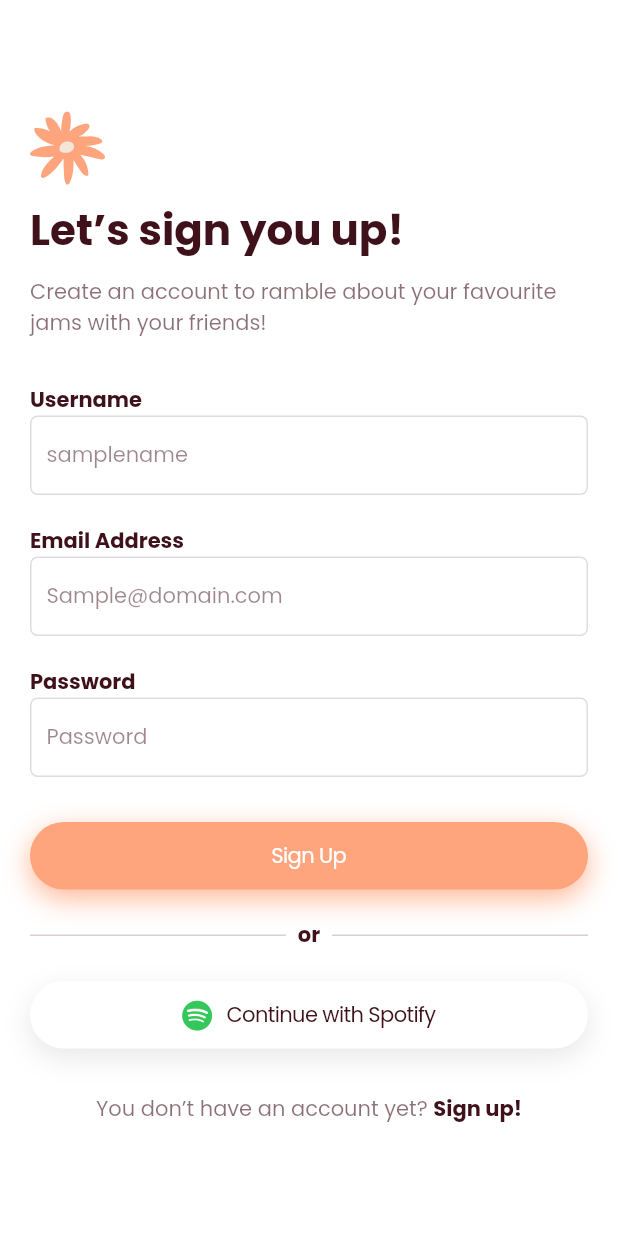
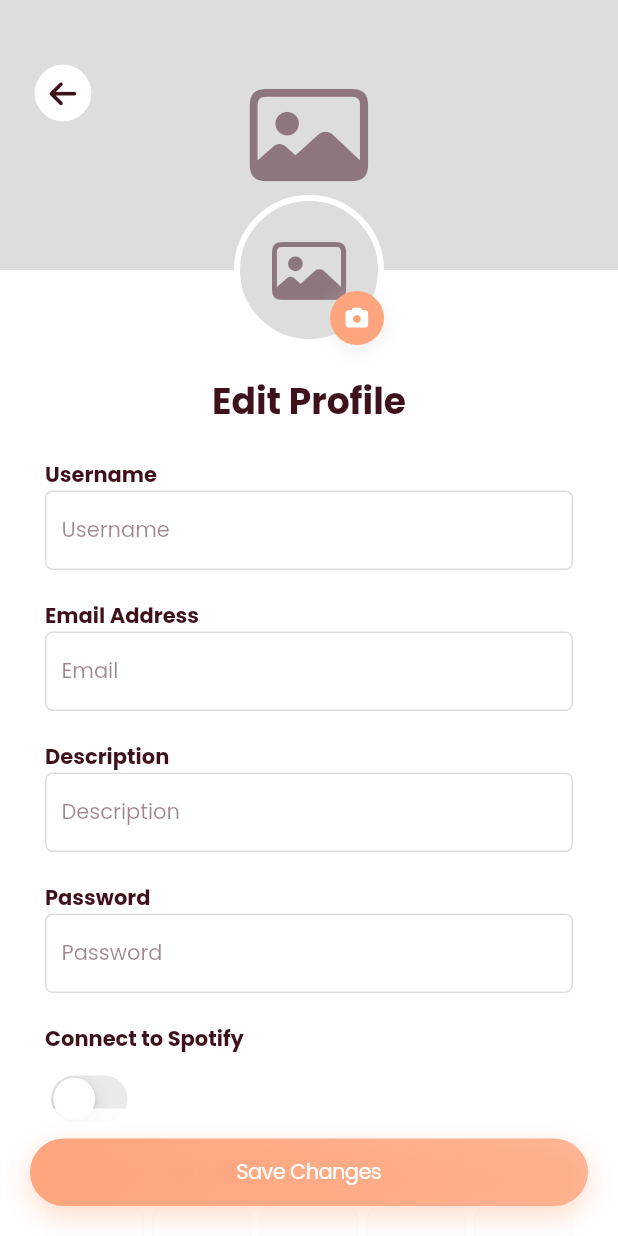
Before and after one commit to diogogomesaraujo/Jamble, a Flutter app: the screen it shows after launch, on a phone screen of 412 x 824 dp. Run offline on Flutter 3.47's test engine with Material 3 defaults, Android fonts, the phone set to English and light mode, and no system bars; our stand-ins replace device_info_plus, flutter_svg, font_awesome_flutter, google_fonts.

Commit message:
edit profile page frontend
may require fine tunning but overall nice

```diff
--- a/jamble/lib/main.dart
+++ b/jamble/lib/main.dart
@@ -1,4 +1,5 @@
 import 'package:flutter/cupertino.dart';
+import 'package:frontend/screens/edit_profile_screen.dart';
 import 'package:frontend/screens/login_screen.dart';
 import 'package:frontend/screens/signup_screen.dart';
 import 'package:google_fonts/google_fonts.dart'; // Import Google Fonts for Poppins
@@ -16,13 +17,13 @@ class MyApp extends StatelessWidget {
       debugShowCheckedModeBanner: false,
       theme: CupertinoThemeData(
         brightness: Brightness.light,
-        primaryColor: const Color(0xFFF4A261),
+        primaryColor: const Color(0xFFFEA57D),
         textTheme: CupertinoTextThemeData(
           primaryColor: const Color(0xFF3E111B),
           textStyle: GoogleFonts.poppins(), // Use Poppins font globally
         ),
       ),
-      home: SignUpScreen(),
+      home: EditProfileScreen(),
     );
   }
 }
--- /dev/null
+++ b/jamble/lib/screens/edit_profile_screen.dart
@@ -0,0 +1,353 @@
+import 'package:flutter/cupertino.dart';
+import 'package:flutter/material.dart';
+import 'package:font_awesome_flutter/font_awesome_flutter.dart';
+
+// Define colors based on the provided palette
+const Color darkRed = Color(0xFF3E111B);
+const Color grey = Color(0xFFDDDDDD);
+const Color peach = Color(0xFFFEA57D);
+const Color white100 = Color(0xFFFFFFFF);
+
+class EditProfileScreen extends StatefulWidget {
+  @override
+  _EditProfileScreenState createState() => _EditProfileScreenState();
+}
+
+class _EditProfileScreenState extends State<EditProfileScreen> {
+  TextEditingController _usernameController = TextEditingController();
+  TextEditingController _emailController = TextEditingController();
+  TextEditingController _descriptionController = TextEditingController();
+  TextEditingController _passwordController = TextEditingController();
+  bool isSpotifyConnected = false;
+
+  @override
+  Widget build(BuildContext context) {
+    return CupertinoPageScaffold(
+      child: Stack(
+        children: [
+          // Scrollable content
+          SingleChildScrollView(
+            child: Column(
+              children: [
+                // Wallpaper and avatar
+                Stack(
+                  clipBehavior: Clip.none,
+                  children: [
+                    // Wallpaper
+                    Container(
+                      width: MediaQuery.of(context).size.width,
+                      height: 180,
+                      color: grey,
+                      child: Icon(
+                        CupertinoIcons.photo,
+                        size: 80,
+                        color: darkRed.withOpacity(0.5),
+                      ),
+                    ),
+                    // Avatar overlapping the wallpaper
+                    Positioned(
+                      bottom: -50,
+                      left: MediaQuery.of(context).size.width / 2 - 50,
+                      child: Stack(
+                        children: [
+                          Container(
+                            width: 100,
+                            height: 100,
+                            decoration: BoxDecoration(
+                              shape: BoxShape.circle,
+                              color: grey,
+                              border: Border.all(color: white100, width: 4), // White border
+                            ),
+                            child: Icon(
+                              CupertinoIcons.photo,
+                              size: 50,
+                              color: darkRed.withOpacity(0.5),
+                            ),
+                          ),
+                          // Camera icon
+                          Positioned(
+                            bottom: 0,
+                            right: 0,
+                            child: Container(
+                              width: 36,
+                              height: 36,
+                              decoration: BoxDecoration(
+                                shape: BoxShape.circle,
+                                color: peach,
+                                boxShadow: [
+                                  BoxShadow(
+                                    color: grey.withOpacity(0.5),
+                                    blurRadius: 10,
+                                    offset: Offset(0, 4),
+                                  ),
+                                ],
+                              ),
+                              child: Center(
+                                child: FaIcon(
+                                  FontAwesomeIcons.camera,
+                                  color: white100,
+                                  size: 15,
+                                ),
+                              ),
+                            ),
+                          ),
+                        ],
+                      ),
+                    ),
+                    // Back button
+                    Positioned(
+                      top: 40,
+                      left: 20,
+                      child: CupertinoButton(
+                        padding: EdgeInsets.zero,
+                        child: Container(
+                          decoration: BoxDecoration(
+                            color: white100,
+                            shape: BoxShape.circle,
+                            boxShadow: [
+                              BoxShadow(
+                                color: grey.withOpacity(0.5),
+                                blurRadius: 10,
+                                offset: Offset(0, 4),
+                              ),
+                            ],
+                          ),
+                          padding: const EdgeInsets.all(10.0),
+                          child: FaIcon(
+                            FontAwesomeIcons.arrowLeft,
+                            color: darkRed,
+                          ),
+                        ),
+                        onPressed: () {
+                          Navigator.of(context).pop();
+                        },
+                      ),
+                    ),
+                  ],
+                ),
+                SizedBox(height: 70), // Gap to account for the avatar overlap
+
+                // Edit Profile section title
+                Center(
+                  child: Text(
+                    "Edit Profile",
+                    style: TextStyle(
+                      fontFamily: 'Poppins',
+                      fontWeight: FontWeight.bold,
+                      fontSize: 24,
+                      color: darkRed,
+                    ),
+                  ),
+                ),
+                SizedBox(height: 20),
+
+                // Form fields
+                Padding(
+                  padding: const EdgeInsets.symmetric(horizontal: 30.0),
+                  child: Column(
+                    crossAxisAlignment: CrossAxisAlignment.start, // Left-aligned text
+                    children: [
+                      // Username
+                      Text(
+                        "Username",
+                        style: TextStyle(
+                          fontFamily: 'Poppins',
+                          fontWeight: FontWeight.bold,
+                          color: darkRed,
+                        ),
+                      ),
+                      CupertinoTextField(
+                        controller: _usernameController,
+                        placeholder: "Username",
+                        padding: EdgeInsets.symmetric(vertical: 15, horizontal: 10),
+                        placeholderStyle: TextStyle(
+                          color: darkRed.withOpacity(0.5),
+                        ),
+                        style: TextStyle(color: darkRed),
+                        decoration: BoxDecoration(
+                          border: Border.all(color: grey),
+                          borderRadius: BorderRadius.circular(5),
+                        ),
+                      ),
+                      SizedBox(height: 20),
+
+                      // Email
+                      Text(
+                        "Email Address",
+                        style: TextStyle(
+                          fontFamily: 'Poppins',
+                          fontWeight: FontWeight.bold,
+                          color: darkRed,
+                        ),
+                      ),
+                      CupertinoTextField(
+                        controller: _emailController,
+                        placeholder: "Email",
+                        padding: EdgeInsets.symmetric(vertical: 15, horizontal: 10),
+                        placeholderStyle: TextStyle(
+                          color: darkRed.withOpacity(0.5),
+                        ),
+                        style: TextStyle(color: darkRed),
+                        decoration: BoxDecoration(
+                          border: Border.all(color: grey),
+                          borderRadius: BorderRadius.circular(5),
+                        ),
+                      ),
+                      SizedBox(height: 20),
+
+                      // Description
+                      Text(
+                        "Description",
+                        style: TextStyle(
+                          fontFamily: 'Poppins',
+                          fontWeight: FontWeight.bold,
+                          color: darkRed,
+                        ),
+                      ),
+                      CupertinoTextField(
+                        controller: _descriptionController,
+                        placeholder: "Description",
+                        padding: EdgeInsets.symmetric(vertical: 15, horizontal: 10),
+                        placeholderStyle: TextStyle(
+                          color: darkRed.withOpacity(0.5),
+                        ),
+                        style: TextStyle(color: darkRed),
+                        decoration: BoxDecoration(
+                          border: Border.all(color: grey),
+                          borderRadius: BorderRadius.circular(5),
+                        ),
+                      ),
+                      SizedBox(height: 20),
+
+                      // Password
+                      Text(
+                        "Password",
+                        style: TextStyle(
+                          fontFamily: 'Poppins',
+                          fontWeight: FontWeight.bold,
+                          color: darkRed,
+                        ),
+                      ),
+                      CupertinoTextField(
+                        controller: _passwordController,
+                        obscureText: true, // Hide password input
+                        placeholder: "Password",
+                        padding: EdgeInsets.symmetric(vertical: 15, horizontal: 10),
+                        placeholderStyle: TextStyle(
+                          color: darkRed.withOpacity(0.5),
+                        ),
+                        style: TextStyle(color: darkRed),
+                        decoration: BoxDecoration(
+                          border: Border.all(color: grey),
+                          borderRadius: BorderRadius.circular(5),
+                        ),
+                      ),
+                      SizedBox(height: 20),
+
+                      // Spotify connection toggle
+                      Text(
+                        "Connect to Spotify",
+                        style: TextStyle(
+                          fontFamily: 'Poppins',
+                          fontWeight: FontWeight.bold,
+                          color: darkRed,
+                        ),
+                      ),
+                      SizedBox(height: 10),
+                      CupertinoSwitch(
+                        value: isSpotifyConnected,
+                        onChanged: (bool value) {
+                          setState(() {
+                            isSpotifyConnected = value;
+                          });
+                        },
+                        activeColor: peach,
+                      ),
+                      SizedBox(height: 20),
+
+                      // Favourite Albums section
+                      Text(
+                        "Favourite Albums",
+                        style: TextStyle(
+                          fontFamily: 'Poppins',
+                          fontWeight: FontWeight.bold,
+                          color: darkRed,
+                        ),
+                      ),
+                      SizedBox(height: 10),
+
+                      // Row for album containers with square dimensions and adjusted spacing
+                      Row(
+                        mainAxisAlignment: MainAxisAlignment.spaceBetween, // Stretch across the screen
+                        children: List.generate(5, (index) {
+                          return Container(
+                            width: MediaQuery.of(context).size.width * 0.16, // Set width to ensure square shape
+                            height: MediaQuery.of(context).size.width * 0.16, // Set height equal to width for square
+                            decoration: BoxDecoration(
+                              borderRadius: BorderRadius.circular(10), // Make sure the corners are rounded like in the image
+                              border: Border.all(color: grey),
+                              color: grey.withOpacity(0.2),
+                            ),
+                            child: Icon(
+                              CupertinoIcons.add, // Use the plus icon
+                              color: darkRed.withOpacity(0.5),
+                            ),
+                          );
+                        }),
+                      ),
+                      SizedBox(height: 80),
+                    ],
+                  ),
+                ),
+              ],
+            ),
+          ),
+          // Save changes button (sticky at the bottom)
+          Positioned(
+            bottom: 0,
+            left: 0,
+            right: 0,
+            child: Container(
+              color: Colors.white.withOpacity(0.9), // Slight background to separate from content
+              padding: const EdgeInsets.all(20.0),
+              child: Container(
+                width: double.infinity,
+                decoration: BoxDecoration(
+                  gradient: LinearGradient(
+                    begin: Alignment.topLeft,
+                    end: Alignment.bottomRight,
+                    colors: [peach, peach.withOpacity(0.8)],
+                  ),
+                  borderRadius: BorderRadius.circular(30),
+                  boxShadow: [
+                    BoxShadow(
+                      color: peach.withOpacity(0.4),
+                      blurRadius: 15,
+                      offset: Offset(0, 6),
+                    ),
+                  ],
+                ),
+                child: CupertinoButton(
+                  onPressed: () {
+                    // Save changes logic
+                  },
+                  padding: EdgeInsets.symmetric(vertical: 12),
+                  child: Text(
+                    "Save Changes",
+                    style: TextStyle(
+                      fontFamily: 'Poppins',
+                      color: white100,
+                      fontSize: 14,
+                      fontWeight: FontWeight.normal,
+                    ),
+                  ),
+                  color: null,
+                ),
+              ),
+            ),
+          ),
+        ],
+      ),
+    );
+  }
+}
--- a/jamble/lib/screens/signup_screen.dart
+++ b/jamble/lib/screens/signup_screen.dart
@@ -53,7 +53,8 @@ class _SignUpScreenState extends State<SignUpScreen> {
     final spotifyAuthUrl = '$backendUrl/api/auth/spotify';
 
     if (await canLaunchUrl(Uri.parse(spotifyAuthUrl))) {
-      await launchUrl(Uri.parse(spotifyAuthUrl), mode: LaunchMode.externalApplication);
+      await launchUrl(Uri.parse(spotifyAuthUrl),
+          mode: LaunchMode.externalApplication);
     } else {
       setState(() {
         errorMessage = 'Could not launch Spotify login.';
@@ -117,11 +118,13 @@ class _SignUpScreenState extends State<SignUpScreen> {
   }
 
   @override
+  @override
   Widget build(BuildContext context) {
     return CupertinoPageScaffold(
       child: Center(
         child: SingleChildScrollView(
-          padding: const EdgeInsets.symmetric(horizontal: 20.0),
+          padding: const EdgeInsets.symmetric(
+              horizontal: 30.0), // Increased padding from 20 to 30
           child: Column(
             crossAxisAlignment: CrossAxisAlignment.start,
             children: [
```
